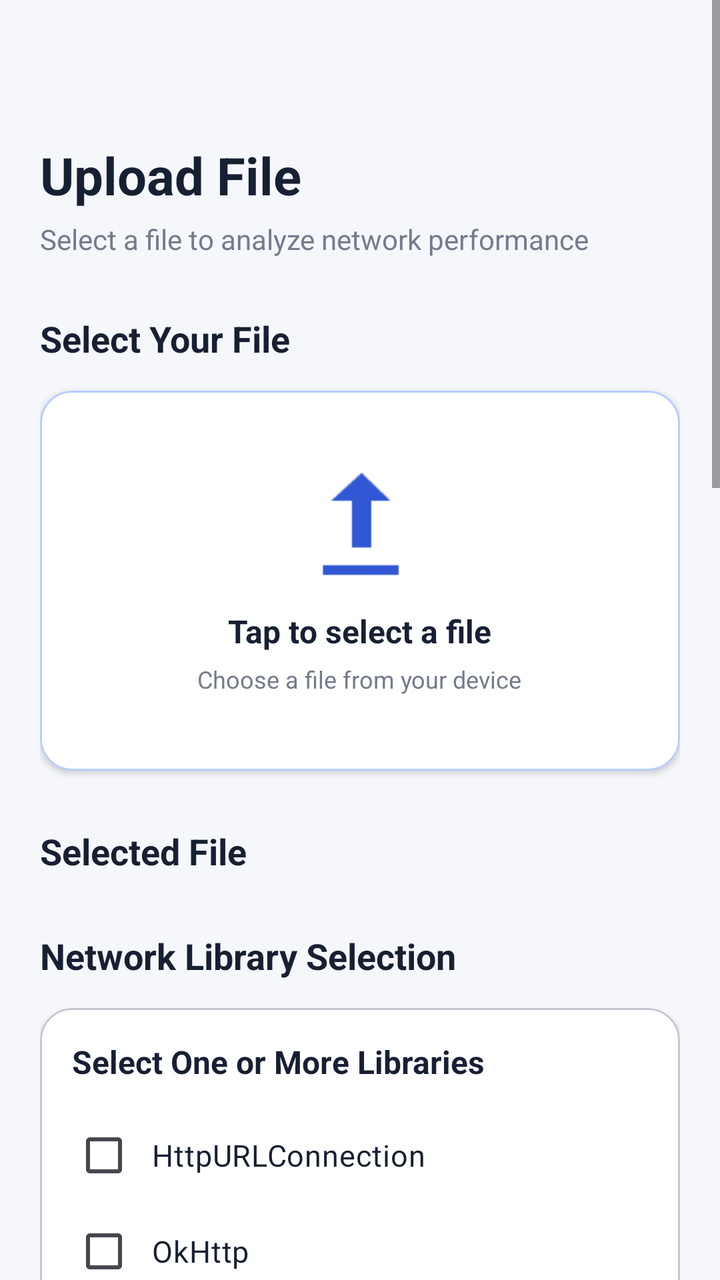
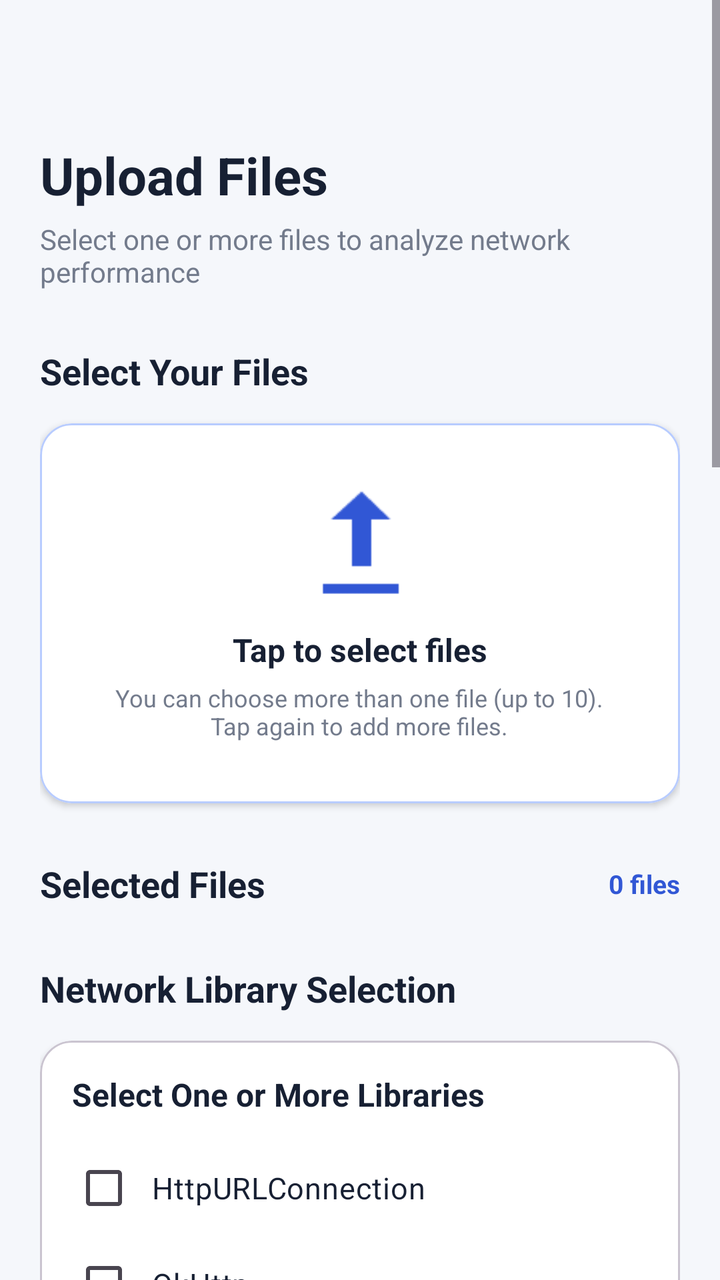

Two renders of the same Android screen: before a commit and after it. Below are the layout's source before the change and the commit's diff.
<!-- AndroidManifest.xml: application theme Theme.NetworkLibraryAnalyzer -->
<!-- res/layout/activity_file_upload.xml -->
<?xml version="1.0" encoding="utf-8"?>
<ScrollView xmlns:android="http://schemas.android.com/apk/res/android"
    xmlns:app="http://schemas.android.com/apk/res-auto"
    android:id="@+id/main"
    android:layout_width="match_parent"
    android:layout_height="match_parent"
    android:background="#F5F7FB"
    android:fillViewport="true"
    android:scrollbars="vertical">

    <LinearLayout
        android:layout_width="match_parent"
        android:layout_height="wrap_content"
        android:orientation="vertical"
        android:paddingStart="20dp"
        android:paddingTop="20dp"
        android:paddingEnd="20dp"
        android:paddingBottom="20dp">

        
        <TextView
            android:layout_width="wrap_content"
            android:layout_height="wrap_content"
            android:paddingTop="50dp"
            android:text="Upload File"
            android:textColor="#172033"
            android:textSize="26sp"
            android:textStyle="bold" />

        <TextView
            android:layout_width="wrap_content"
            android:layout_height="wrap_content"
            android:layout_marginTop="5dp"
            android:text="Select a file to analyze network performance"
            android:textColor="#737B8C"
            android:textSize="14sp" />

        
        <TextView
            android:layout_width="wrap_content"
            android:layout_height="wrap_content"
            android:layout_marginTop="28dp"
            android:text="Select Your File"
            android:textColor="#172033"
            android:textSize="18sp"
            android:textStyle="bold" />

        
        <com.google.android.material.card.MaterialCardView
            android:id="@+id/pickCard"
            android:layout_width="match_parent"
            android:layout_height="190dp"
            android:layout_marginTop="14dp"
            android:clickable="true"
            android:focusable="true"
            app:cardBackgroundColor="#FFFFFF"
            app:cardCornerRadius="16dp"
            app:cardElevation="2dp"
            app:strokeColor="#B8CCFF"
            app:strokeWidth="1dp">

            <LinearLayout
                android:layout_width="match_parent"
                android:layout_height="match_parent"
                android:gravity="center"
                android:orientation="vertical"
                android:padding="16dp">

                <ImageView
                    android:layout_width="58dp"
                    android:layout_height="58dp"
                    android:contentDescription="Upload file icon"
                    android:src="@android:drawable/stat_sys_upload"
                    app:tint="#3157D5" />

                <TextView
                    android:layout_width="wrap_content"
                    android:layout_height="wrap_content"
                    android:layout_marginTop="14dp"
                    android:text="Tap to select a file"
                    android:textColor="#172033"
                    android:textSize="16sp"
                    android:textStyle="bold" />

                <TextView
                    android:layout_width="wrap_content"
                    android:layout_height="wrap_content"
                    android:layout_marginTop="5dp"
                    android:text="Choose a file from your device"
                    android:textColor="#737B8C"
                    android:textSize="12sp" />

            </LinearLayout>
        </com.google.android.material.card.MaterialCardView>

        
        <TextView
            android:layout_width="wrap_content"
            android:layout_height="wrap_content"
            android:layout_marginTop="28dp"
            android:text="Selected File"
            android:textColor="#172033"
            android:textSize="18sp"
            android:textStyle="bold" />

        
        <com.google.android.material.card.MaterialCardView
            android:id="@+id/fileCard"
            android:layout_width="match_parent"
            android:layout_height="wrap_content"
            android:layout_marginTop="14dp"
            android:visibility="gone"
            app:cardBackgroundColor="#FFFFFF"
            app:cardCornerRadius="16dp"
            app:cardElevation="1dp">

            <LinearLayout
                android:layout_width="match_parent"
                android:layout_height="wrap_content"
                android:gravity="center_vertical"
                android:orientation="horizontal"
                android:padding="16dp">

                <ImageView
                    android:layout_width="42dp"
                    android:layout_height="42dp"
                    android:contentDescription="File icon"
                    android:src="@android:drawable/ic_menu_save"
                    app:tint="#3157D5" />

                <LinearLayout
                    android:layout_width="0dp"
                    android:layout_height="wrap_content"
                    android:layout_marginStart="12dp"
                    android:layout_weight="1"
                    android:orientation="vertical">

                    <TextView
                        android:id="@+id/fileName"
                        android:layout_width="match_parent"
                        android:layout_height="wrap_content"
                        android:ellipsize="middle"
                        android:singleLine="true"
                        android:text="Selected file"
                        android:textColor="#172033"
                        android:textSize="15sp"
                        android:textStyle="bold" />

                    <TextView
                        android:id="@+id/status"
                        android:layout_width="wrap_content"
                        android:layout_height="wrap_content"
                        android:layout_marginTop="5dp"
                        android:text="Ready to upload"
                        android:textColor="#737B8C"
                        android:textSize="12sp" />

                </LinearLayout>
            </LinearLayout>
        </com.google.android.material.card.MaterialCardView>

        
        <TextView
            android:layout_width="wrap_content"
            android:layout_height="wrap_content"
            android:layout_marginTop="28dp"
            android:text="Network Library Selection"
            android:textColor="#172033"
            android:textSize="18sp"
            android:textStyle="bold" />

        
        <com.google.android.material.card.MaterialCardView
            android:id="@+id/libraryCard"
            android:layout_width="match_parent"
            android:layout_height="wrap_content"
            android:layout_marginTop="14dp"
            app:cardBackgroundColor="#FFFFFF"
            app:cardCornerRadius="16dp"
            app:cardElevation="2dp">

            <LinearLayout
                android:layout_width="match_parent"
                android:layout_height="wrap_content"
                android:orientation="vertical"
                android:padding="16dp">

                <TextView
                    android:layout_width="wrap_content"
                    android:layout_height="wrap_content"
                    android:text="Select One or More Libraries"
                    android:textColor="#172033"
                    android:textSize="16sp"
                    android:textStyle="bold" />

                <LinearLayout
                    android:id="@+id/libraryGroup"
                    android:layout_width="match_parent"
                    android:layout_height="wrap_content"
                    android:layout_marginTop="12dp"
                    android:orientation="vertical">

                    <com.google.android.material.checkbox.MaterialCheckBox
                        android:id="@+id/httpURLConnectionCheck"
                        android:layout_width="match_parent"
                        android:layout_height="wrap_content"
                        android:padding="8dp"
                        android:text="HttpURLConnection"
                        android:textColor="#172033"
                        android:textSize="15sp" />

                    <com.google.android.material.checkbox.MaterialCheckBox
                        android:id="@+id/okHttpCheck"
                        android:layout_width="match_parent"
                        android:layout_height="wrap_content"
                        android:padding="8dp"
                        android:text="OkHttp"
                        android:textColor="#172033"
                        android:textSize="15sp" />

                    <com.google.android.material.checkbox.MaterialCheckBox
                        android:id="@+id/retrofitCheck"
                        android:layout_width="match_parent"
                        android:layout_height="wrap_content"
                        android:padding="8dp"
                        android:text="Retrofit"
                        android:textColor="#172033"
                        android:textSize="15sp" />

                    <com.google.android.material.checkbox.MaterialCheckBox
                        android:id="@+id/volleyCheck"
                        android:layout_width="match_parent"
                        android:layout_height="wrap_content"
                        android:padding="8dp"
                        android:text="Volley"
                        android:textColor="#172033"
                        android:textSize="15sp" />

                    <com.google.android.material.checkbox.MaterialCheckBox
                        android:id="@+id/ktorCheck"
                        android:layout_width="match_parent"
                        android:layout_height="wrap_content"
                        android:padding="8dp"
                        android:text="Ktor"
                        android:textColor="#172033"
                        android:textSize="15sp" />
                </LinearLayout>
            </LinearLayout>
        </com.google.android.material.card.MaterialCardView>

        
        <com.google.android.material.button.MaterialButton
            android:id="@+id/chooseLibraryButton"
            android:layout_width="match_parent"
            android:layout_height="52dp"
            android:layout_marginTop="14dp"
            android:text="Choose Network Library"
            android:textAllCaps="false"
            android:textSize="15sp"
            android:textColor="#3157D5"
            app:backgroundTint="#E7EDFF"
            app:cornerRadius="12dp"
            app:strokeColor="#B8CCFF"
            app:strokeWidth="1dp" />

        
        <TextView
            android:layout_width="wrap_content"
            android:layout_height="wrap_content"
            android:layout_marginTop="28dp"
            android:text="Uploading Information"
            android:textColor="#172033"
            android:textSize="18sp"
            android:textStyle="bold" />

        
        <com.google.android.material.card.MaterialCardView
            android:id="@+id/uploadingInformationCard"
            android:layout_width="match_parent"
            android:layout_height="wrap_content"
            android:layout_marginTop="14dp"
            app:cardBackgroundColor="#FFFFFF"
            app:cardCornerRadius="16dp"
            app:cardElevation="2dp">

            <LinearLayout
                android:layout_width="match_parent"
                android:layout_height="wrap_content"
                android:orientation="vertical"
                android:padding="16dp">

                
                <TextView
                    android:layout_width="wrap_content"
                    android:layout_height="wrap_content"
                    android:text="File Name"
                    android:textColor="#737B8C"
                    android:textSize="13sp" />

                <TextView
                    android:id="@+id/infoFileName"
                    android:layout_width="match_parent"
                    android:layout_height="wrap_content"
                    android:layout_marginTop="4dp"
                    android:text="No file selected"
                    android:textColor="#172033"
                    android:textSize="15sp"
                    android:textStyle="bold" />

                
                <TextView
                    android:layout_width="wrap_content"
                    android:layout_height="wrap_content"
                    android:layout_marginTop="14dp"
                    android:text="File Size"
                    android:textColor="#737B8C"
                    android:textSize="13sp" />

                <TextView
                    android:id="@+id/infoFileSize"
                    android:layout_width="match_parent"
                    android:layout_height="wrap_content"
                    android:layout_marginTop="4dp"
                    android:text="--"
                    android:textColor="#172033"
                    android:textSize="15sp" />

                
                <TextView
                    android:layout_width="wrap_content"
                    android:layout_height="wrap_content"
                    android:layout_marginTop="14dp"
                    android:text="File Type"
                    android:textColor="#737B8C"
                    android:textSize="13sp" />

                <TextView
                    android:id="@+id/infoFileType"
                    android:layout_width="match_parent"
                    android:layout_height="wrap_content"
                    android:layout_marginTop="4dp"
                    android:text="--"
                    android:textColor="#172033"
                    android:textSize="15sp" />

                
                <TextView
                    android:layout_width="wrap_content"
                    android:layout_height="wrap_content"
                    android:layout_marginTop="14dp"
                    android:text="Selected Libraries"
                    android:textColor="#737B8C"
                    android:textSize="13sp" />

                <TextView
                    android:id="@+id/infoLibraries"
                    android:layout_width="match_parent"
                    android:layout_height="wrap_content"
                    android:layout_marginTop="4dp"
                    android:text="No library selected"
                    android:textColor="#172033"
                    android:textSize="15sp" />

                
                <TextView
                    android:layout_width="wrap_content"
                    android:layout_height="wrap_content"
                    android:layout_marginTop="14dp"
                    android:text="Upload Status"
                    android:textColor="#737B8C"
                    android:textSize="13sp" />

                <TextView
                    android:id="@+id/infoUploadStatus"
                    android:layout_width="match_parent"
                    android:layout_height="wrap_content"
                    android:layout_marginTop="4dp"
                    android:text="Waiting for file"
                    android:textColor="#3157D5"
                    android:textSize="15sp"
                    android:textStyle="bold" />

            </LinearLayout>
        </com.google.android.material.card.MaterialCardView>

        
        <TextView
            android:layout_width="wrap_content"
            android:layout_height="wrap_content"
            android:layout_marginTop="28dp"
            android:text="Uploading Performance"
            android:textColor="#172033"
            android:textSize="18sp"
            android:textStyle="bold" />

        
        <com.google.android.material.card.MaterialCardView
            android:id="@+id/uploadingPerformanceCard"
            android:layout_width="match_parent"
            android:layout_height="wrap_content"
            android:layout_marginTop="14dp"
            app:cardBackgroundColor="#FFFFFF"
            app:cardCornerRadius="16dp"
            app:cardElevation="2dp">

            <LinearLayout
                android:layout_width="match_parent"
                android:layout_height="wrap_content"
                android:orientation="vertical"
                android:padding="16dp">

                
                <TextView
                    android:layout_width="wrap_content"
                    android:layout_height="wrap_content"
                    android:text="Upload Time"
                    android:textColor="#737B8C"
                    android:textSize="13sp" />

                <TextView
                    android:id="@+id/performanceUploadTime"
                    android:layout_width="match_parent"
                    android:layout_height="wrap_content"
                    android:layout_marginTop="4dp"
                    android:text="Not tested"
                    android:textColor="#172033"
                    android:textSize="17sp"
                    android:textStyle="bold" />

                
                <TextView
                    android:layout_width="wrap_content"
                    android:layout_height="wrap_content"
                    android:layout_marginTop="16dp"
                    android:text="Throughput"
                    android:textColor="#737B8C"
                    android:textSize="13sp" />

                <TextView
                    android:id="@+id/performanceThroughput"
                    android:layout_width="match_parent"
                    android:layout_height="wrap_content"
                    android:layout_marginTop="4dp"
                    android:text="Not tested"
                    android:textColor="#172033"
                    android:textSize="17sp"
                    android:textStyle="bold" />

                
                <TextView
                    android:layout_width="wrap_content"
                    android:layout_height="wrap_content"
                    android:layout_marginTop="16dp"
                    android:text="Response Time"
                    android:textColor="#737B8C"
                    android:textSize="13sp" />

                <TextView
                    android:id="@+id/performanceResponseTime"
                    android:layout_width="match_parent"
                    android:layout_height="wrap_content"
                    android:layout_marginTop="4dp"
                    android:text="Not tested"
                    android:textColor="#172033"
                    android:textSize="17sp"
                    android:textStyle="bold" />

                
                <TextView
                    android:layout_width="wrap_content"
                    android:layout_height="wrap_content"
                    android:layout_marginTop="16dp"
                    android:text="Success Rate"
                    android:textColor="#737B8C"
                    android:textSize="13sp" />

                <TextView
                    android:id="@+id/performanceSuccessRate"
                    android:layout_width="match_parent"
                    android:layout_height="wrap_content"
                    android:layout_marginTop="4dp"
                    android:text="Not tested"
                    android:textColor="#172033"
                    android:textSize="17sp"
                    android:textStyle="bold" />

            </LinearLayout>
        </com.google.android.material.card.MaterialCardView>

        
        <com.google.android.material.card.MaterialCardView
            android:id="@+id/successCard"
            android:layout_width="match_parent"
            android:layout_height="wrap_content"
            android:layout_marginTop="18dp"
            android:visibility="gone"
            app:cardBackgroundColor="#E8F5E9"
            app:cardCornerRadius="16dp"
            app:cardElevation="0dp"
            app:strokeColor="#A5D6A7"
            app:strokeWidth="1dp">

            <LinearLayout
                android:layout_width="match_parent"
                android:layout_height="wrap_content"
                android:gravity="center_vertical"
                android:orientation="horizontal"
                android:padding="16dp">

                <ImageView
                    android:layout_width="32dp"
                    android:layout_height="32dp"
                    android:contentDescription="Success icon"
                    android:src="@android:drawable/checkbox_on_background"
                    app:tint="#2E7D32" />

                <TextView
                    android:id="@+id/successMessage"
                    android:layout_width="wrap_content"
                    android:layout_height="wrap_content"
                    android:layout_marginStart="12dp"
                    android:text="File selection completed!"
                    android:textColor="#2E7D32"
                    android:textSize="15sp"
                    android:textStyle="bold" />

            </LinearLayout>
        </com.google.android.material.card.MaterialCardView>

        
        <com.google.android.material.button.MaterialButton
            android:id="@+id/uploadButton"
            android:layout_width="match_parent"
            android:layout_height="56dp"
            android:layout_marginTop="28dp"
            android:layout_marginBottom="12dp"
            android:enabled="false"
            android:text="Start Network Library Analysis Test"
            android:textAllCaps="false"
            android:textSize="15sp"
            android:textStyle="bold"
            app:backgroundTint="#3157D5"
            app:cornerRadius="12dp" />

    </LinearLayout>

</ScrollView>
<!-- resources referenced by this layout -->
<resources>
  <style name="Theme.NetworkLibraryAnalyzer" parent="Base.Theme.NetworkLibraryAnalyzer" />
  <style name="Base.Theme.NetworkLibraryAnalyzer" parent="Theme.Material3.DayNight.NoActionBar">
          
          
      </style>
</resources>

<!-- the commit's change to res/layout/activity_file_upload.xml (unified diff, before → after) -->
@@ -22,7 +22,7 @@
             android:layout_width="wrap_content"
             android:layout_height="wrap_content"
             android:paddingTop="50dp"
-            android:text="Upload File"
+            android:text="Upload Files"
             android:textColor="#172033"
             android:textSize="26sp"
             android:textStyle="bold" />
@@ -31,7 +31,7 @@
             android:layout_width="wrap_content"
             android:layout_height="wrap_content"
             android:layout_marginTop="5dp"
-            android:text="Select a file to analyze network performance"
+            android:text="Select one or more files to analyze network performance"
             android:textColor="#737B8C"
             android:textSize="14sp" />
 
@@ -40,7 +40,7 @@
             android:layout_width="wrap_content"
             android:layout_height="wrap_content"
             android:layout_marginTop="28dp"
-            android:text="Select Your File"
+            android:text="Select Your Files"
             android:textColor="#172033"
             android:textSize="18sp"
             android:textStyle="bold" />
@@ -77,7 +77,7 @@
                     android:layout_width="wrap_content"
                     android:layout_height="wrap_content"
                     android:layout_marginTop="14dp"
-                    android:text="Tap to select a file"
+                    android:text="Tap to select files"
                     android:textColor="#172033"
                     android:textSize="16sp"
                     android:textStyle="bold" />
@@ -86,7 +86,8 @@
                     android:layout_width="wrap_content"
                     android:layout_height="wrap_content"
                     android:layout_marginTop="5dp"
-                    android:text="Choose a file from your device"
+                    android:gravity="center"
+                    android:text="You can choose more than one file (up to 10).\nTap again to add more files."
                     android:textColor="#737B8C"
                     android:textSize="12sp" />
 
@@ -94,14 +95,31 @@
         </com.google.android.material.card.MaterialCardView>
 
         
-        <TextView
-            android:layout_width="wrap_content"
+        <LinearLayout
+            android:layout_width="match_parent"
             android:layout_height="wrap_content"
             android:layout_marginTop="28dp"
-            android:text="Selected File"
-            android:textColor="#172033"
-            android:textSize="18sp"
-            android:textStyle="bold" />
+            android:gravity="center_vertical"
+            android:orientation="horizontal">
+
+            <TextView
+                android:layout_width="0dp"
+                android:layout_height="wrap_content"
+                android:layout_weight="1"
+                android:text="Selected Files"
+                android:textColor="#172033"
+                android:textSize="18sp"
+                android:textStyle="bold" />
+
+            <TextView
+                android:id="@+id/fileCountBadge"
+                android:layout_width="wrap_content"
+                android:layout_height="wrap_content"
+                android:text="0 files"
+                android:textColor="#3157D5"
+                android:textSize="13sp"
+                android:textStyle="bold" />
+        </LinearLayout>
 
         
         <com.google.android.material.card.MaterialCardView
@@ -117,45 +135,77 @@
             <LinearLayout
                 android:layout_width="match_parent"
                 android:layout_height="wrap_content"
-                android:gravity="center_vertical"
-                android:orientation="horizontal"
+                android:orientation="vertical"
                 android:padding="16dp">
 
-                <ImageView
-                    android:layout_width="42dp"
-                    android:layout_height="42dp"
-                    android:contentDescription="File icon"
-                    android:src="@android:drawable/ic_menu_save"
-                    app:tint="#3157D5" />
-
                 <LinearLayout
-                    android:layout_width="0dp"
-                    android:layout_height="wrap_content"
-                    android:layout_marginStart="12dp"
-                    android:layout_weight="1"
-                    android:orientation="vertical">
-
-                    <TextView
-                        android:id="@+id/fileName"
-                        android:layout_width="match_parent"
+                    android:layout_width="match_parent"
+                    android:layout_height="wrap_content"
+                    android:gravity="center_vertical"
+                    android:orientation="horizontal">
+
+                    <ImageView
+                        android:layout_width="42dp"
+                        android:layout_height="42dp"
+                        android:contentDescription="File icon"
+                        android:src="@android:drawable/ic_menu_save"
+                        app:tint="#3157D5" />
+
+                    <LinearLayout
+                        android:layout_width="0dp"
                         android:layout_height="wrap_content"
-                        android:ellipsize="middle"
-                        android:singleLine="true"
-                        android:text="Selected file"
-                        android:textColor="#172033"
-                        android:textSize="15sp"
-                        android:textStyle="bold" />
-
-                    <TextView
-                        android:id="@+id/status"
-                        android:layout_width="wrap_content"
-                        android:layout_height="wrap_content"
-                        android:layout_marginTop="5dp"
-                        android:text="Ready to upload"
-                        android:textColor="#737B8C"
-                        android:textSize="12sp" />
-
+                        android:layout_marginStart="12dp"
+                        android:layout_weight="1"
+                        android:orientation="vertical">
+
+                        <TextView
+                            android:id="@+id/fileName"
+                            android:layout_width="match_parent"
+                            android:layout_height="wrap_content"
+                            android:ellipsize="end"
+                            android:singleLine="true"
+                            android:text="0 files selected"
+                            android:textColor="#172033"
+                            android:textSize="15sp"
+                            android:textStyle="bold" />
+
+                        <TextView
+                            android:id="@+id/status"
+                            android:layout_width="wrap_content"
+                            android:layout_height="wrap_content"
+                            android:layout_marginTop="5dp"
+                            android:text="Ready to upload"
+                            android:textColor="#737B8C"
+                            android:textSize="12sp" />
+
+                    </LinearLayout>
                 </LinearLayout>
+
+                
+                <TextView
+                    android:id="@+id/fileList"
+                    android:layout_width="match_parent"
+                    android:layout_height="wrap_content"
+                    android:layout_marginTop="14dp"
+                    android:ellipsize="middle"
+                    android:lineSpacingExtra="4dp"
+                    android:text=""
+                    android:textColor="#4A5568"
+                    android:textSize="13sp" />
+
+                
+                <com.google.android.material.button.MaterialButton
+                    android:id="@+id/clearFilesButton"
+                    android:layout_width="match_parent"
+                    android:layout_height="46dp"
+                    android:layout_marginTop="14dp"
+                    android:text="Clear all files"
+                    android:textAllCaps="false"
+                    android:textColor="#C62828"
+                    android:textSize="14sp"
+                    app:backgroundTint="#FDECEA"
+                    app:cornerRadius="12dp" />
+
             </LinearLayout>
         </com.google.android.material.card.MaterialCardView>
 
@@ -293,7 +343,26 @@
                 <TextView
                     android:layout_width="wrap_content"
                     android:layout_height="wrap_content"
-                    android:text="File Name"
+                    android:text="Number of Files"
+                    android:textColor="#737B8C"
+                    android:textSize="13sp" />
+
+                <TextView
+                    android:id="@+id/infoFileCount"
+                    android:layout_width="match_parent"
+                    android:layout_height="wrap_content"
+                    android:layout_marginTop="4dp"
+                    android:text="0"
+                    android:textColor="#172033"
+                    android:textSize="15sp"
+                    android:textStyle="bold" />
+
+                
+                <TextView
+                    android:layout_width="wrap_content"
+                    android:layout_height="wrap_content"
+                    android:layout_marginTop="14dp"
+                    android:text="Files"
                     android:textColor="#737B8C"
                     android:textSize="13sp" />
 
@@ -312,7 +381,7 @@
                     android:layout_width="wrap_content"
                     android:layout_height="wrap_content"
                     android:layout_marginTop="14dp"
-                    android:text="File Size"
+                    android:text="Total Size"
                     android:textColor="#737B8C"
                     android:textSize="13sp" />
 
@@ -330,7 +399,7 @@
                     android:layout_width="wrap_content"
                     android:layout_height="wrap_content"
                     android:layout_marginTop="14dp"
-                    android:text="File Type"
+                    android:text="File Types"
                     android:textColor="#737B8C"
                     android:textSize="13sp" />
 
@@ -413,7 +482,7 @@
                 <TextView
                     android:layout_width="wrap_content"
                     android:layout_height="wrap_content"
-                    android:text="Upload Time"
+                    android:text="Upload Time (all files)"
                     android:textColor="#737B8C"
                     android:textSize="13sp" />
 
